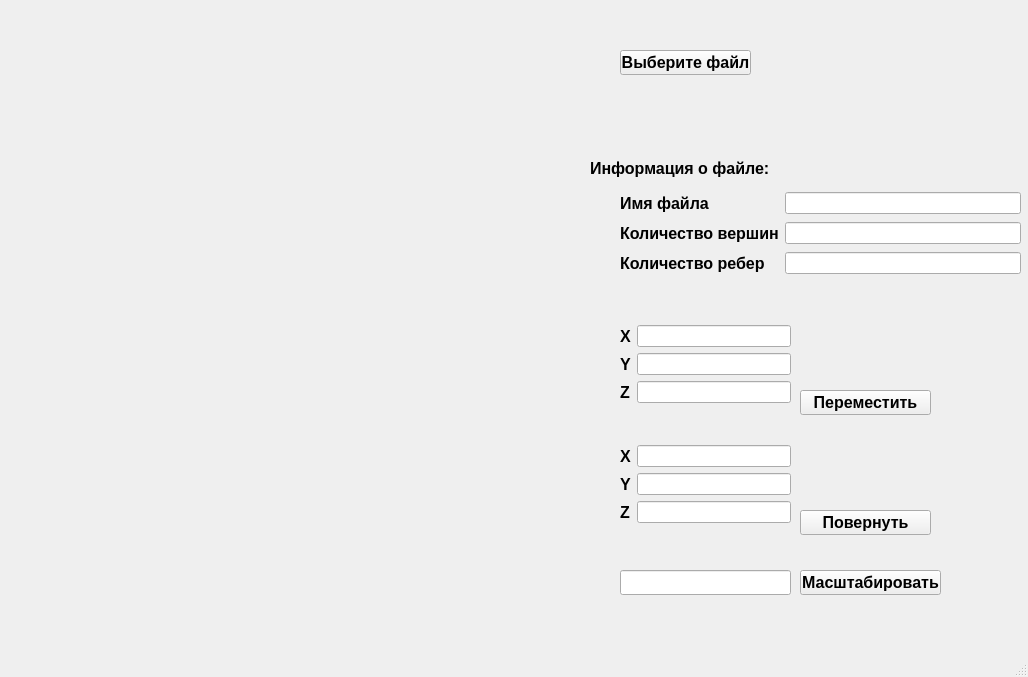
The window that src/mainwindow.ui (shii-cchi/3D_Viewer_c) describes before a commit, drawn with Qt 5.
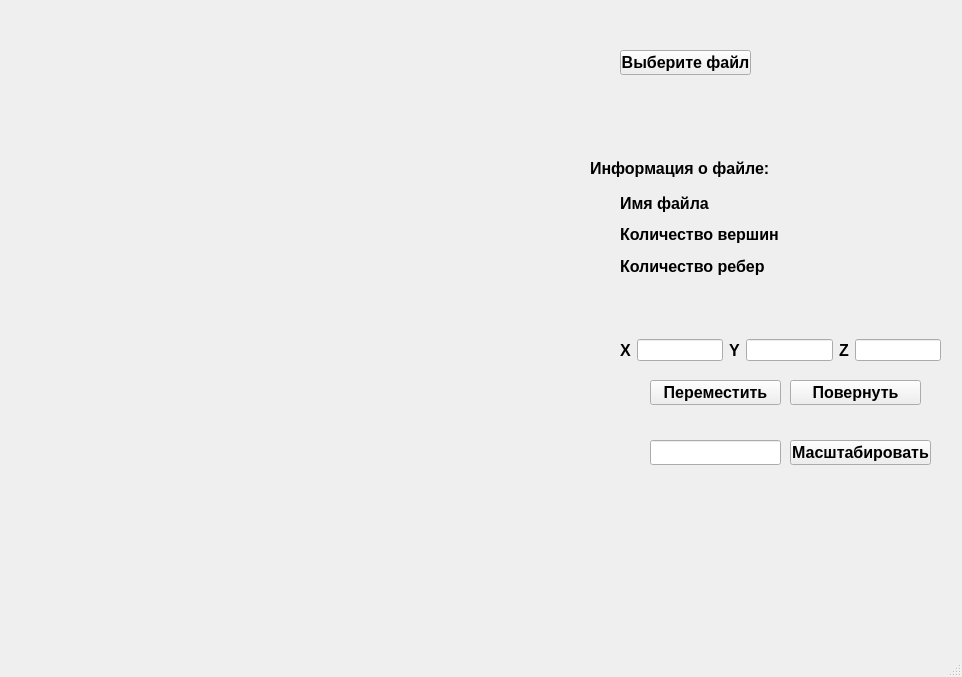
The same window after the commit. Custom widgets are drawn as their Qt base class.

```diff
--- a/src/mainwindow.ui
+++ b/src/mainwindow.ui
@@ -6,7 +6,7 @@
    <rect>
     <x>0</x>
     <y>0</y>
-    <width>1028</width>
+    <width>962</width>
     <height>677</height>
    </rect>
   </property>
@@ -57,14 +57,11 @@
      <rect>
       <x>620</x>
       <y>190</y>
-      <width>401</width>
+      <width>321</width>
       <height>89</height>
      </rect>
     </property>
     <layout class="QGridLayout" name="gridLayout">
-     <item row="1" column="1">
-      <widget class="QLineEdit" name="info_vertices"/>
-     </item>
      <item row="1" column="0">
       <widget class="QLabel" name="label_3">
        <property name="font">
@@ -78,9 +75,6 @@
        </property>
       </widget>
      </item>
-     <item row="0" column="1">
-      <widget class="QLineEdit" name="info_file_name"/>
-     </item>
      <item row="0" column="0">
       <widget class="QLabel" name="label_2">
        <property name="font">
@@ -107,39 +101,8 @@
        </property>
       </widget>
      </item>
-     <item row="2" column="1">
-      <widget class="QLineEdit" name="info_surfaces"/>
-     </item>
-    </layout>
-   </widget>
-   <widget class="QWidget" name="formLayoutWidget">
-    <property name="geometry">
-     <rect>
-      <x>620</x>
-      <y>325</y>
-      <width>171</width>
-      <height>89</height>
-     </rect>
-    </property>
-    <layout class="QFormLayout" name="formLayout">
-     <item row="0" column="0">
-      <widget class="QLabel" name="label_5">
-       <property name="font">
-        <font>
-         <pointsize>12</pointsize>
-         <bold>true</bold>
-        </font>
-       </property>
-       <property name="text">
-        <string>X</string>
-       </property>
-      </widget>
-     </item>
      <item row="0" column="1">
-      <widget class="QLineEdit" name="x_move"/>
-     </item>
-     <item row="1" column="0">
-      <widget class="QLabel" name="label_6">
+      <widget class="QLabel" name="file_name">
        <property name="font">
         <font>
          <pointsize>12</pointsize>
@@ -147,15 +110,12 @@
         </font>
        </property>
        <property name="text">
-        <string>Y</string>
+        <string/>
        </property>
       </widget>
      </item>
      <item row="1" column="1">
-      <widget class="QLineEdit" name="y_move"/>
-     </item>
-     <item row="2" column="0">
-      <widget class="QLabel" name="label_7">
+      <widget class="QLabel" name="count_vertices">
        <property name="font">
         <font>
          <pointsize>12</pointsize>
@@ -163,27 +123,12 @@
         </font>
        </property>
        <property name="text">
-        <string>Z</string>
+        <string/>
        </property>
       </widget>
      </item>
      <item row="2" column="1">
-      <widget class="QLineEdit" name="z_move"/>
-     </item>
-    </layout>
-   </widget>
-   <widget class="QWidget" name="formLayoutWidget_2">
-    <property name="geometry">
-     <rect>
-      <x>620</x>
-      <y>445</y>
-      <width>171</width>
-      <height>89</height>
-     </rect>
-    </property>
-    <layout class="QFormLayout" name="formLayout_2">
-     <item row="0" column="0">
-      <widget class="QLabel" name="label_8">
+      <widget class="QLabel" name="count_surfaces">
        <property name="font">
         <font>
          <pointsize>12</pointsize>
@@ -191,52 +136,17 @@
         </font>
        </property>
        <property name="text">
-        <string>X</string>
+        <string/>
        </property>
       </widget>
      </item>
-     <item row="0" column="1">
-      <widget class="QLineEdit" name="x_rotate"/>
-     </item>
-     <item row="1" column="0">
-      <widget class="QLabel" name="label_9">
-       <property name="font">
-        <font>
-         <pointsize>12</pointsize>
-         <bold>true</bold>
-        </font>
-       </property>
-       <property name="text">
-        <string>Y</string>
-       </property>
-      </widget>
-     </item>
-     <item row="1" column="1">
-      <widget class="QLineEdit" name="y_rotate"/>
-     </item>
-     <item row="2" column="0">
-      <widget class="QLabel" name="label_10">
-       <property name="font">
-        <font>
-         <pointsize>12</pointsize>
-         <bold>true</bold>
-        </font>
-       </property>
-       <property name="text">
-        <string>Z</string>
-       </property>
-      </widget>
-     </item>
-     <item row="2" column="1">
-      <widget class="QLineEdit" name="z_rotate"/>
-     </item>
     </layout>
    </widget>
    <widget class="QPushButton" name="pushButton_move">
     <property name="geometry">
      <rect>
-      <x>800</x>
-      <y>390</y>
+      <x>650</x>
+      <y>380</y>
       <width>131</width>
       <height>25</height>
      </rect>
@@ -254,8 +164,8 @@
    <widget class="QPushButton" name="pushButton_rotate">
     <property name="geometry">
      <rect>
-      <x>800</x>
-      <y>510</y>
+      <x>790</x>
+      <y>380</y>
       <width>131</width>
       <height>25</height>
      </rect>
@@ -273,8 +183,8 @@
    <widget class="QPushButton" name="pushButton_scale">
     <property name="geometry">
      <rect>
-      <x>800</x>
-      <y>570</y>
+      <x>790</x>
+      <y>440</y>
       <width>141</width>
       <height>25</height>
      </rect>
@@ -292,9 +202,9 @@
    <widget class="QLineEdit" name="scale">
     <property name="geometry">
      <rect>
-      <x>620</x>
-      <y>570</y>
-      <width>171</width>
+      <x>650</x>
+      <y>440</y>
+      <width>131</width>
       <height>25</height>
      </rect>
     </property>
@@ -329,6 +239,86 @@
      </rect>
     </property>
    </widget>
+   <widget class="QWidget" name="gridLayoutWidget_2">
+    <property name="geometry">
+     <rect>
+      <x>620</x>
+      <y>310</y>
+      <width>321</width>
+      <height>80</height>
+     </rect>
+    </property>
+    <layout class="QGridLayout" name="gridLayout_2">
+     <item row="0" column="1">
+      <widget class="QLineEdit" name="x"/>
+     </item>
+     <item row="0" column="2">
+      <widget class="QLabel" name="label_y">
+       <property name="font">
+        <font>
+         <pointsize>12</pointsize>
+         <bold>true</bold>
+        </font>
+       </property>
+       <property name="text">
+        <string>Y</string>
+       </property>
+      </widget>
+     </item>
+     <item row="0" column="4">
+      <widget class="QLabel" name="label_z">
+       <property name="font">
+        <font>
+         <pointsize>12</pointsize>
+         <bold>true</bold>
+        </font>
+       </property>
+       <property name="text">
+        <string>Z</string>
+       </property>
+      </widget>
+     </item>
+     <item row="0" column="0">
+      <widget class="QLabel" name="label_x">
+       <property name="font">
+        <font>
+         <pointsize>12</pointsize>
+         <bold>true</bold>
+        </font>
+       </property>
+       <property name="text">
+        <string>X</string>
+       </property>
+      </widget>
+     </item>
+     <item row="0" column="3">
+      <widget class="QLineEdit" name="y"/>
+     </item>
+     <item row="0" column="5">
+      <widget class="QLineEdit" name="z"/>
+     </item>
+    </layout>
+   </widget>
+   <widget class="QLabel" name="error_xyz_scale">
+    <property name="geometry">
+     <rect>
+      <x>660</x>
+      <y>480</y>
+      <width>261</width>
+      <height>17</height>
+     </rect>
+    </property>
+    <property name="font">
+     <font>
+      <pointsize>12</pointsize>
+      <italic>false</italic>
+      <bold>true</bold>
+     </font>
+    </property>
+    <property name="text">
+     <string/>
+    </property>
+   </widget>
   </widget>
   <widget class="QMenuBar" name="menubar">
    <property name="geometry">
```
Left out of the diff: 4 changed lines with no effect on the pictures.
